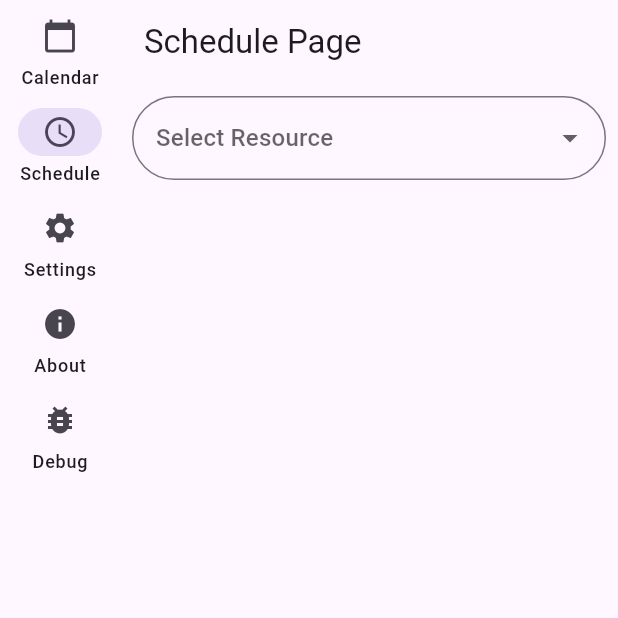
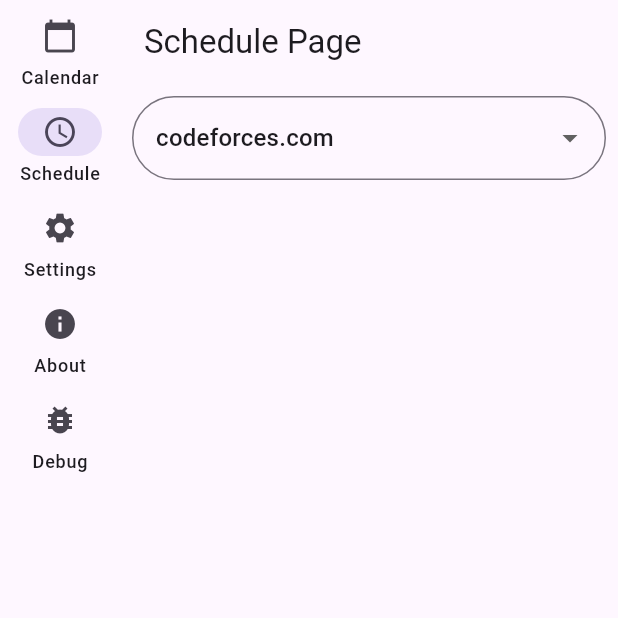
Before and after one commit to Swan416ya/CP-Schedule, a Flutter app: the screen it shows after launch, after a tap on "Schedule", on a phone screen of 412 x 824 dp, the top half of it. Run offline on Flutter 3.47's test engine with Material 3 defaults, Android fonts, the phone set to English and light mode, and no system bars; network calls fail.

Commit message:
contestCardFormatFinished 20241009

```diff
--- a/lib/Pages/Debug.dart
+++ b/lib/Pages/Debug.dart
@@ -13,14 +13,22 @@ class _DebugPageState extends State<DebugPage> {
   void initState() {
     super.initState();
     Contest tmp = Contest(
-      resource: "codeforces.com",
-      startTime: DateTime.parse("2022-01-01T00:00:00"),
-      endTime: DateTime.parse("2022-01-01T00:00:00"),
-      event: "Codeforces Round #745 (Div. 2)",
-      duration: 7200,
-      href: "https://codeforces.com/contests/1560",
+      resource: 'codeforces.com',
+      startTime: '2021-09-01T00:00:00Z',
+      endTime: '2021-09-02T00:00:00Z',
+      event: 'Codeforces Round #123',
+      duration: '7200',
+      href: 'https://codeforces.com/contests/123',
     );
     ret.add(tmp);
+    tmp = Contest(
+      resource: 'atcoder.jp',
+      startTime: '2021-09-01T00:00:00Z',
+      endTime: '2021-09-02T00:00:00Z',
+      event: 'AtCoder Beginner Contest 123',
+      duration: '7200',
+      href: 'https://atcoder.jp/contests/abc123',
+    );
     ret.add(tmp);
   }
 
@@ -33,62 +41,9 @@ class _DebugPageState extends State<DebugPage> {
       body: ListView.builder(
         itemCount: ret.length,
         itemBuilder: (context, index) {
-          return ContestCard(
-            ret[index].resource,
-            ret[index].startTime,
-            ret[index].endTime,
-            ret[index].event,
-            ret[index].duration.toString(),
-            ret[index].href,
-          );
+          return ContestCard(ret[index]);
         },
       ),
     );
   }
 }
-
-class Contest {
-  final String resource;
-  final DateTime startTime;
-  final DateTime endTime;
-  final String event;
-  final int duration;
-  final String href;
-
-  Contest({
-    required this.resource,
-    required this.startTime,
-    required this.endTime,
-    required this.event,
-    required this.duration,
-    required this.href,
-  });
-}
-
-class ContestCard extends StatelessWidget {
-  final String resource;
-  final DateTime startTime;
-  final DateTime endTime;
-  final String event;
-  final String duration;
-  final String href;
-
-  ContestCard(this.resource, this.startTime, this.endTime, this.event,
-      this.duration, this.href);
-
-  @override
-  Widget build(BuildContext context) {
-    return Card(
-      child: Column(
-        children: [
-          Text('Resource: $resource'),
-          Text('Event: $event'),
-          Text('Start Time: $startTime'),
-          Text('End Time: $endTime'),
-          Text('Duration: $duration'),
-          Text('URL: $href'),
-        ],
-      ),
-    );
-  }
-}
--- a/lib/Pages/Schedule.dart
+++ b/lib/Pages/Schedule.dart
@@ -1,6 +1,7 @@
 import 'package:flutter/material.dart';
 import 'package:cp_schedule/https/apiGetter.dart';
 import 'package:cp_schedule/Parts/ContestCard.dart'; // Ensure this path is correct
+import 'package:flutter/material.dart';
 
 class SchedulePage extends StatefulWidget {
   @override
@@ -8,22 +9,35 @@ class SchedulePage extends StatefulWidget {
 }
 
 class _SchedulePageState extends State<SchedulePage> {
-  var ApiGetter = new apiGetter("codeforces.com");
-  List ret = [];
-  late Future fetchContestFuture;
+  late apiGetter api;
+  List<Contest> contests = [];
+  String selectedResource = 'codeforces.com';
 
   @override
   void initState() {
     super.initState();
-    fetchContestFuture = fetchContestData();
+    api = apiGetter(selectedResource);
+    fetchContests();
   }
 
-  Future fetchContestData() async {
-    var data = await ApiGetter.getContestCardList();
-    setState(() {
-      ret = data;
-    });
-    return data;
+  Future<void> fetchContests() async {
+    try {
+      List<Map<String, dynamic>> contestData = await api.fetchContests();
+      setState(() {
+        contests = contestData
+            .map((data) => Contest(
+                  resource: data['resource'],
+                  startTime: data['startTime'],
+                  endTime: data['endTime'],
+                  event: data['event'],
+                  duration: data['duration'],
+                  href: data['href'],
+                ))
+            .toList();
+      });
+    } catch (e) {
+      print('Error fetching contests: $e');
+    }
   }
 
   @override
@@ -39,9 +53,10 @@ class _SchedulePageState extends State<SchedulePage> {
             child: DropdownButtonFormField<String>(
               decoration: InputDecoration(
                 border: OutlineInputBorder(
-                  borderRadius: BorderRadius.circular(30.0),
+                  borderRadius: BorderRadius.circular(50.0),
                 ),
               ),
+              value: selectedResource,
               items: ['codeforces.com', 'atcoder.jp', 'ac.nowcoder.com']
                   .map((String resource) {
                 return DropdownMenuItem<String>(
@@ -51,38 +66,19 @@ class _SchedulePageState extends State<SchedulePage> {
               }).toList(),
               onChanged: (String? newValue) {
                 setState(() {
-                  // Update the resource and refresh the page
-                  ApiGetter = new apiGetter(newValue!);
-                  // Fetch new data and update the contest card list
-                  fetchContestFuture = fetchContestData();
+                  selectedResource = newValue!;
+                  api = apiGetter(selectedResource);
+                  fetchContests();
                 });
               },
               hint: Text('Select Resource'),
             ),
           ),
           Expanded(
-            child: FutureBuilder(
-              future: fetchContestFuture,
-              builder: (context, snapshot) {
-                if (snapshot.connectionState == ConnectionState.waiting) {
-                  return Center(child: CircularProgressIndicator());
-                } else if (snapshot.hasError) {
-                  return Center(child: Text('Error: ${snapshot.error}'));
-                } else {
-                  return ListView.builder(
-                    itemCount: ret.length,
-                    itemBuilder: (context, index) {
-                      return ContestCard(
-                        ret[index]['resource']['name'],
-                        ret[index]['start'],
-                        ret[index]['end'],
-                        ret[index]['event'],
-                        ret[index]['duration'].toString(),
-                        ret[index]['href'],
-                      );
-                    },
-                  );
-                }
+            child: ListView.builder(
+              itemCount: contests.length,
+              itemBuilder: (context, index) {
+                return ContestCard(contests[index]);
               },
             ),
           ),
--- a/lib/Parts/ContestCard.dart
+++ b/lib/Parts/ContestCard.dart
@@ -5,109 +5,101 @@ import 'dart:convert';
 import 'dart:io';
 import 'package:url_launcher/url_launcher.dart';
 
-class contest
-{
-  String resourse = "";
-  String startTime = "";
-  String endTime = "";
-  String event = "";
-  int duration = 0;
-  String href = "";
-  String resourceLogo = "";
+class Contest {
+  final String resource;
+  final String startTime;
+  final String endTime;
+  final String event;
+  final String duration;
+  final String href;
 
-  contest(String resourse,String orgStartTime,String orgEndTime,String event,String orgDuration,String href){
-    this.resourse = resourse;
-    //将orgStartTime和orgEndTime里面的T和Z变成空格
-    this.startTime = orgStartTime.replaceAll("T", " ").replaceAll("Z", "");
-    this.endTime = orgEndTime.replaceAll("T", " ").replaceAll("Z", "");
-    this.event = event;
-    this.duration = int.parse(orgDuration);
-    this.href = href;
-    //根据resourse来选择对应的logo
-    switch(resourse)
-    {
-      case "codeforces.com":
-        this.resourceLogo = "assets/img/logo/Codeforces.png";
-        break;
-    }
-  }
+  Contest({
+    required this.resource,
+    required this.startTime,
+    required this.endTime,
+    required this.event,
+    required this.duration,
+    required this.href,
+  });
 }
 
-//先写contestCard和_ContestCardState作为单个比赛的展示卡片，然后再写一个contestCardList作为比赛列表展示所有比赛卡片
-class ContestCard extends StatefulWidget {
-  contest _contest = new contest("","","","","","");
-  ContestCard(String resourse,String orgStartTime,String orgEndTime,String event,String orgDuration,String href){
-    _contest = new contest(resourse,orgStartTime,orgEndTime,event,orgDuration,href);
-  }
+class ContestCard extends StatelessWidget {
+  final Contest contest;
 
-  @override
-  _ContestCardState createState() => _ContestCardState();
-}
+  ContestCard(this.contest);
 
-class _ContestCardState extends State<ContestCard> {
   @override
   Widget build(BuildContext context) {
     return Card(
+      margin: EdgeInsets.all(10.0),
+      child: Padding(
+        padding: EdgeInsets.all(10.0),
         child: Column(
+          crossAxisAlignment: CrossAxisAlignment.start,
           children: [
+            // 第一行：显示 logo
             Row(
               children: [
-              Image.asset(widget._contest.resourceLogo),
-              Text(
-                widget._contest.resourse,
+                Image.asset(
+                  getLogoPath(contest.resource),
+                  width: 50,
+                  height: 50,
+                ),
+                SizedBox(width: 10),
+                Expanded(
+                  child: Text(
+                    contest.event,
                     style: TextStyle(
                       fontSize: 20,
                       fontWeight: FontWeight.bold,
                     ),
                   ),
-            ],
-          ),
-          Row(
-            children: [
-              Text(widget._contest.startTime),
-              Text(widget._contest.endTime),
-            ],
-          ),
-          Text(widget._contest.event),
-          Text(widget._contest.duration.toString()),
-          TextButton(
-            onPressed: () {
-              //跳转到比赛页面
-              launch(widget._contest.href);
-            },
-            child: Text("Go to Contest"),
                 ),
               ],
             ),
+            SizedBox(height: 10),
+            // 第二行：显示开始时间和结束时间
+            Text(
+              '开始时间: ${contest.startTime}',
+              style: TextStyle(fontSize: 16),
+            ),
+            Text(
+              '结束时间: ${contest.endTime}',
+              style: TextStyle(fontSize: 16),
+            ),
+            SizedBox(height: 10),
+            // 第三行：显示时长和资源
+            Text(
+              '时长: ${formatDuration(contest.duration)}',
+              style: TextStyle(fontSize: 16),
+            ),
+            Text(
+              '资源: ${contest.resource}',
+              style: TextStyle(fontSize: 16),
+            ),
+          ],
+        ),
+      ),
     );
+  }
+
+  String getLogoPath(String resource) {
+    switch (resource) {
+      case 'codeforces.com':
+        return 'assets/img/logo/Codeforces.png';
+      case 'atcoder.jp':
+        return 'assets/img/logo/AtCoder.png';
+      case 'ac.nowcoder.com':
+        return 'assets/img/logo/NowCoder.png';
+      default:
+        return 'assets/img/logo/default.png';
     }
   }
 
-class ContestCardList extends StatefulWidget {
-  List<contest> _contestList = [];
-  ContestCardList(List<contest> contestList){
-    _contestList = contestList;
-  }
-
-  @override
-  _ContestCardListState createState() => _ContestCardListState();
-}
-
-class _ContestCardListState extends State<ContestCardList> {
-  @override
-  Widget build(BuildContext context) {
-    return ListView.builder(
-      itemCount: widget._contestList.length,
-      itemBuilder: (context, index) {
-        return ContestCard(
-          widget._contestList[index].resourse,
-          widget._contestList[index].startTime,
-          widget._contestList[index].endTime,
-          widget._contestList[index].event,
-          widget._contestList[index].duration.toString(),
-          widget._contestList[index].href,
-        );
-      },
-    );
+  String formatDuration(String duration) {
+    int totalMinutes = int.parse(duration) ~/ 60;
+    int hours = totalMinutes ~/ 60;
+    int minutes = totalMinutes % 60;
+    return '${hours}小时${minutes}分钟';
   }
 }
--- a/lib/https/apiGetter.dart
+++ b/lib/https/apiGetter.dart
@@ -4,102 +4,47 @@ import 'package:intl/intl.dart';
 import 'package:cp_schedule/Parts/ContestCard.dart';
 
 class apiGetter {
-  String resourse = "";
-  //获取本地时间
-  String getLocalTime() {
-    var now = new DateTime.now();
-    int year = now.year;
-    int month = now.month;
-    int day = now.day;
-    int hour = now.hour;
-    int minute = now.minute;
-    int second = now.second;
-    String ret = year.toString() +
-        "-" +
-        month.toString() +
-        "-" +
-        day.toString() +
-        "T" +
-        hour.toString() +
-        '%3A' +
-        minute.toString() +
-        '%3A' +
-        second.toString();
-    return ret;
+  final String resource;
+
+  apiGetter(this.resource);
+
+  Future<List<Map<String, dynamic>>> fetchContests() async {
+    // 获取当前本地时间并格式化为 ISO 8601 字符串
+    DateTime now = DateTime.now();
+    String currentTime = formatDateTime(now);
+
+    // 构建请求 URL
+    String url =
+        'https://clist.by/api/v4/contest/?resource=$resource&start__gt=$currentTime&order_by=start';
+
+    // 发送 HTTP GET 请求
+    final response = await http.get(Uri.parse(url));
+
+    if (response.statusCode == 200) {
+      final jsonData = json.decode(response.body);
+      List contests = jsonData['objects'];
+      return contests
+          .map((contest) => {
+                'resource': contest['resource']['name'],
+                'startTime': DateTime.parse(contest['start']).toString(),
+                'endTime': DateTime.parse(contest['end']).toString(),
+                'event': contest['event'],
+                'duration': contest['duration'].toString(),
+                'href': contest['href'],
+              })
+          .toList();
+    } else {
+      throw Exception('Failed to load contests');
+    }
   }
 
-  apiGetter(String resourse) {
-    this.resourse = resourse;
-    this.url = "https://clist.by:443/api/v4/contest/?resource=" +
-        resourse +
-        "&start__gt=" +
-        getLocalTime() +
-        "&order_by=start";
-  }
-  late String url;
-
-  String getUrl() {
-    return url;
-  }
-
-  List allContests = [];
-  int contestsCount = 0;
-  Future<void> getContests() async {
-    var response = await http.get(Uri.parse(url));//获取数据
-    var jsonData = jsonDecode(response.body);//解析数据
-    //解析的格式为
-    // {
-    //   "meta": {
-    //     "limit": 20,
-    //     "offset": 0,
-    //     "total_count": 1
-    //   },
-    //   "objects": [
-    //     {
-    //       "duration": 7200,
-    //       "end": "2022-01-01T00:00:00",
-    //       "event": "Codeforces Round #745 (Div. 2)",
-    //       "href": "https://codeforces.com/contests/1560",
-    //       "id": 1560,
-    //       "resource": {
-    //         "id": 1,
-    //         "name": "Codeforces.com"
-    //       },
-    //       "start": "2021-12-31T22:35:00",
-    //       "title": "Codeforces Round #745 (Div. 2)",
-    //       "durationSeconds": 7200,
-    //       "endSeconds": 1640995200,
-    //       "startSeconds": 1640988900
-    //     }
-    //   ]
-    // }
-    allContests = jsonData['objects'];
-    contestsCount = jsonData['meta']['total_count'];
-  }
-
-  List getContest(int index) {
-    return allContests[index];
-  }
-
-  String getContestName(int index) {
-    return allContests[index]['event'];
-  }
-
-  contest getContestCard(int index) {
-    return new contest(
-        allContests[index]['resource']['name'],
-        allContests[index]['start'],
-        allContests[index]['end'],
-        allContests[index]['event'],
-        allContests[index]['duration'].toString(),
-        allContests[index]['href']);
-  }
-
-  List getContestCardList() {
-    List ret = [];
-    for (int i = 0; i < contestsCount; i++) {
-      ret.add(getContestCard(i));
-    }
-    return ret;
+  String formatDateTime(DateTime dateTime) {
+    String year = dateTime.year.toString();
+    String month = dateTime.month.toString().padLeft(2, '0');
+    String day = dateTime.day.toString().padLeft(2, '0');
+    String hour = dateTime.hour.toString().padLeft(2, '0');
+    String minute = dateTime.minute.toString().padLeft(2, '0');
+    String second = dateTime.second.toString().padLeft(2, '0');
+    return '$year-$month-$day'+'T$hour:$minute:$second';
   }
 }
```
Lines whose indentation alone changed are shown as unchanged.
